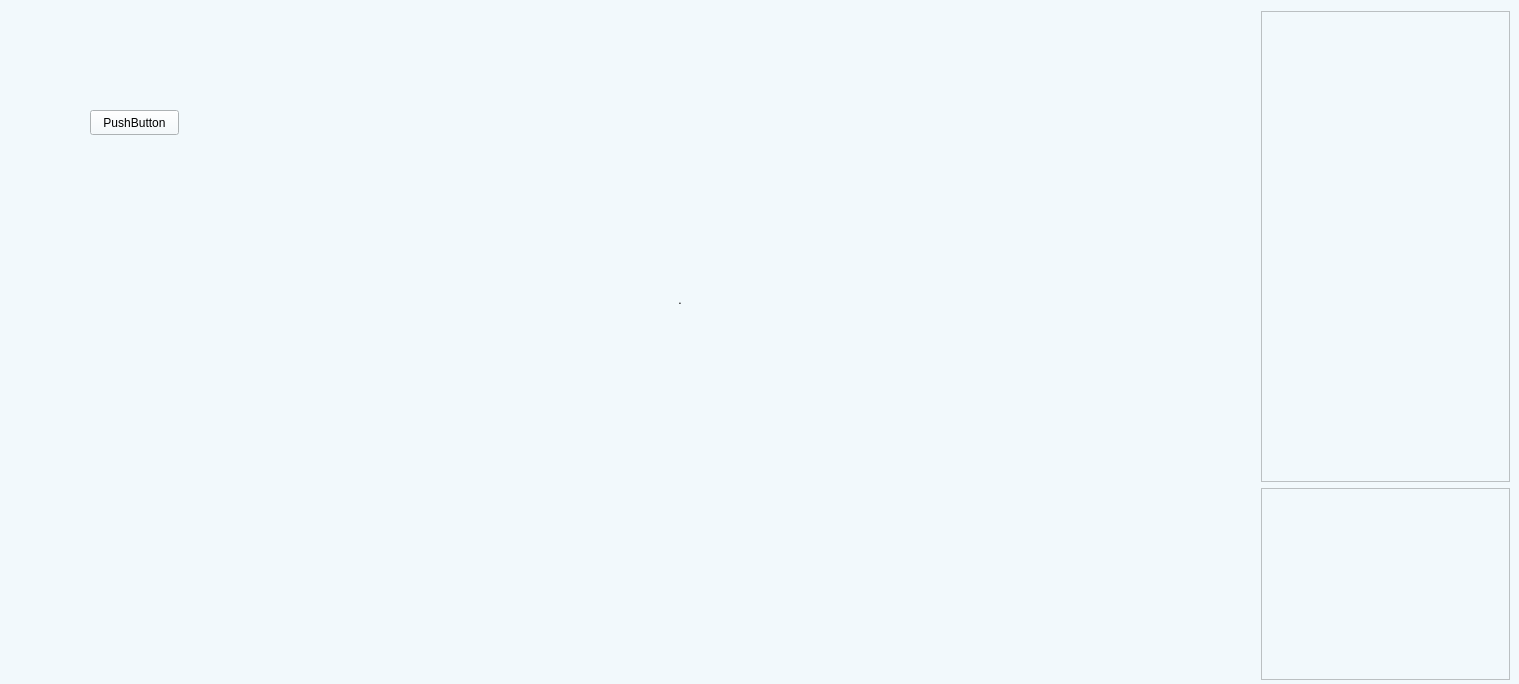
The window that visualisation-gui/mainwindow.ui (SivagiriVisakan/philosophers-who-dine) describes before a commit, drawn with Qt 5.
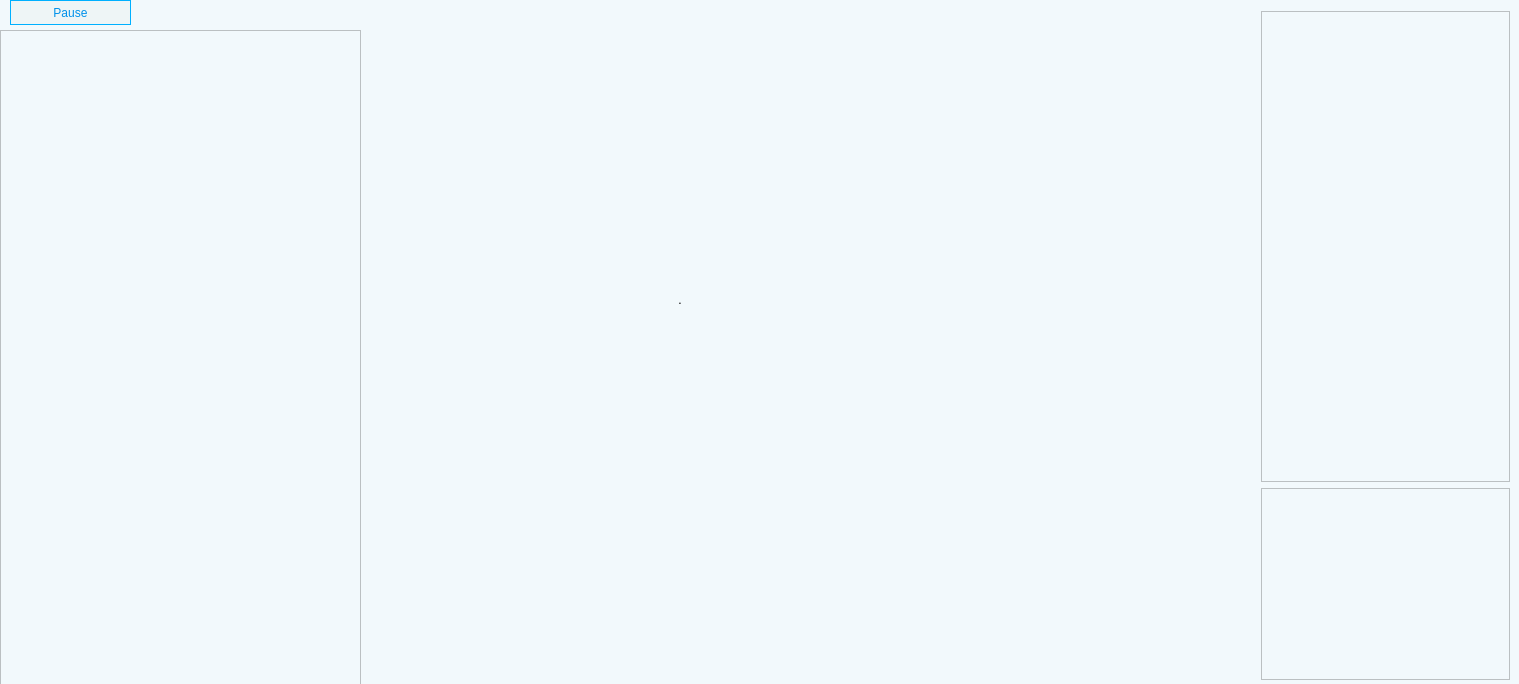
The same window after the commit. Icons and pictures are not drawn.

Commit message:
qt: Add a Pause/Resume button to enable/disable visualisation and add a basic logs viewer.
Note that the Pause button doesn't necessarily pause the execution of the
threads, but merely pauses updation to the UI, thereby allowing a chance to
explain scenarios to others.

What changed in the file:
```diff
--- a/visualisation-gui/mainwindow.ui
+++ b/visualisation-gui/mainwindow.ui
@@ -62,14 +62,38 @@
    <widget class="QPushButton" name="pushButton">
     <property name="geometry">
      <rect>
-      <x>90</x>
-      <y>110</y>
-      <width>89</width>
+      <x>10</x>
+      <y>0</y>
+      <width>121</width>
       <height>25</height>
      </rect>
     </property>
+    <property name="styleSheet">
+     <string notr="true">
+QPushButton {
+	background-color: #EEF5F6;
+	color: #0091EA;
+	border: 1px solid #00B0FF;
+	padding: 4px 22px;
+	border-radius: 50%;
+
+}
+
+QPushButton:hover {
+	background-color: #00B0FF;
+	color: #ffffff;
+
+}
+
+QPushButton:pressed {
+	color: #FFFFFF;
+}</string>
+    </property>
     <property name="text">
-     <string>PushButton</string>
+     <string>Pause</string>
+    </property>
+    <property name="flat">
+     <bool>true</bool>
     </property>
    </widget>
    <widget class="QWidget" name="verticalLayoutWidget">
@@ -97,6 +121,16 @@
      </item>
     </layout>
    </widget>
+   <widget class="QTextBrowser" name="logViewer">
+    <property name="geometry">
+     <rect>
+      <x>0</x>
+      <y>30</y>
+      <width>361</width>
+      <height>661</height>
+     </rect>
+    </property>
+   </widget>
   </widget>
  </widget>
  <layoutdefault spacing="6" margin="11"/>
```
The commit also changes 2 other files.
